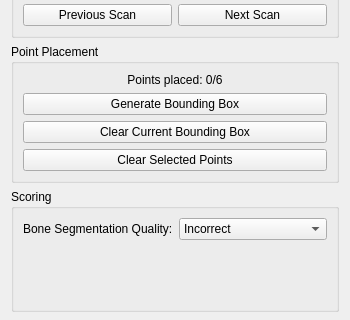
xinyiwan/BbxFromPoints, file BbxFromPoints2/Resources/UI/BbxFromPoints2.ui: the form before one commit; both pictures show x 0 to 350 and y 97 to 417 of the 350 by 550 pixel window.
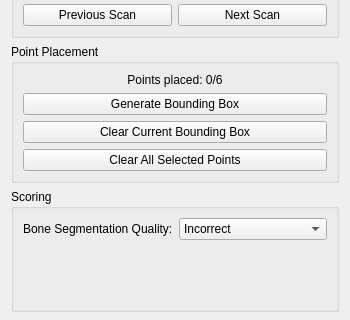
The form after the commit. Custom widgets are drawn as their Qt base class.

Commit message: added clear points button

Patch:
```diff
--- a/BbxFromPoints2/Resources/UI/BbxFromPoints2.ui
+++ b/BbxFromPoints2/Resources/UI/BbxFromPoints2.ui
@@ -88,7 +88,7 @@
       <item>
        <widget class="QPushButton" name="clearPtsButton">
         <property name="text">
-         <string>Clear Selected Points</string>
+         <string>Clear All Selected Points</string>
         </property>
        </widget>
       </item>
```
The commit also changes 1 other file.
